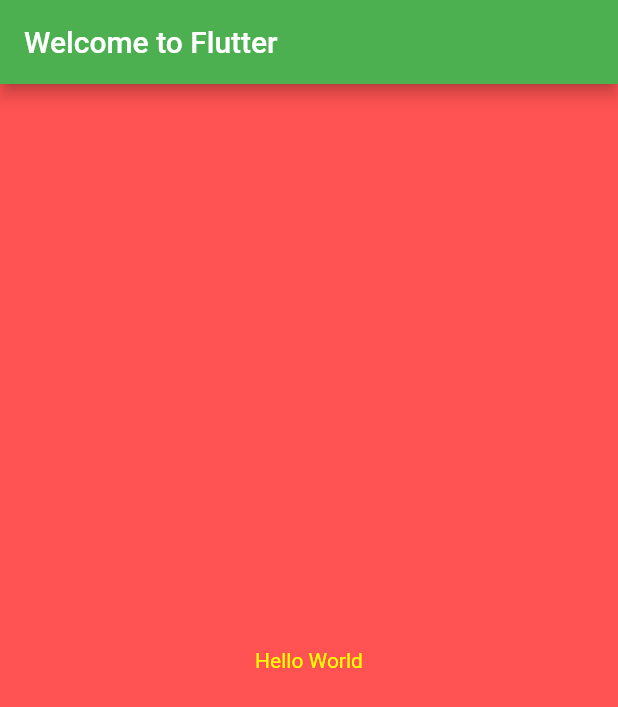
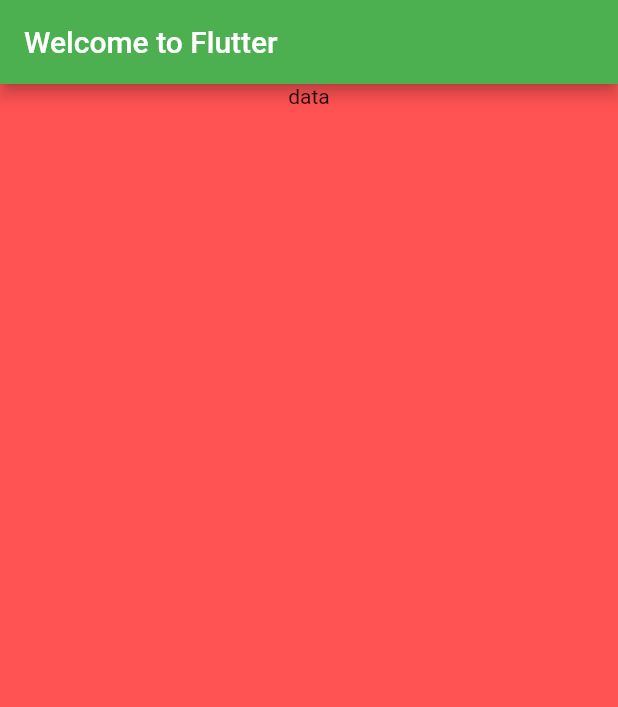
Before and after one commit to PhuongNamNg/hello_world, a Flutter app: the screen it shows after launch, on a phone screen of 412 x 824 dp. Shown: the top 707 px of the screen. Run offline on Flutter 3.47's test engine with Material 2 defaults, Android fonts, the phone set to English and light mode, and no system bars.

Commit message:
thêm text

```diff
--- a/lib/main.dart
+++ b/lib/main.dart
@@ -17,14 +17,15 @@ class MyApp extends StatelessWidget {
       title: 'Welcome to Flutter',
       home: Scaffold(
         appBar: AppBar(
-          title: const Text('Welcome to Flutter'), backgroundColor: Colors.green,
+          title: const Text('Welcome to Flutter'),
+          backgroundColor: Colors.green,
         ),
-        body: const Center(
-          child: Text('Hello World', style: TextStyle(color: Colors.yellowAccent),),
-
+        body: Center(
+          child: Column(
+            children: [Text('data')],
+          ),
         ),
         backgroundColor: Colors.redAccent,
-
       ),
     );
   }
```
